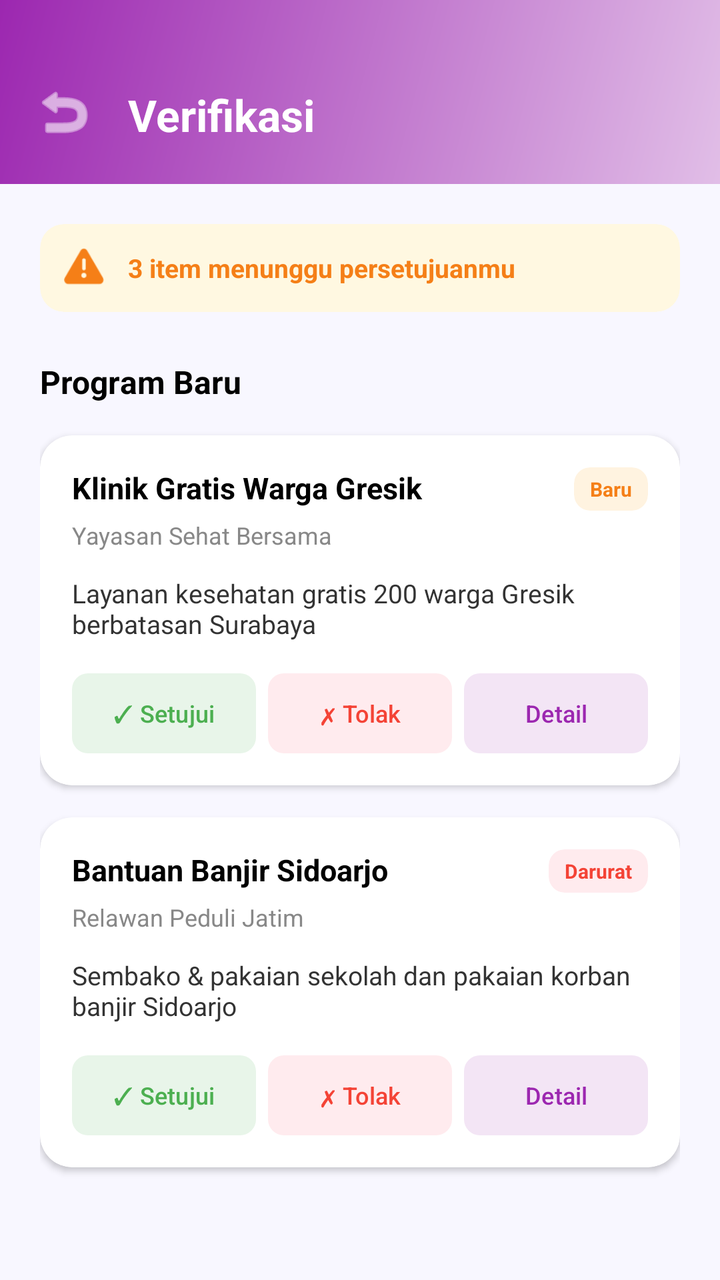
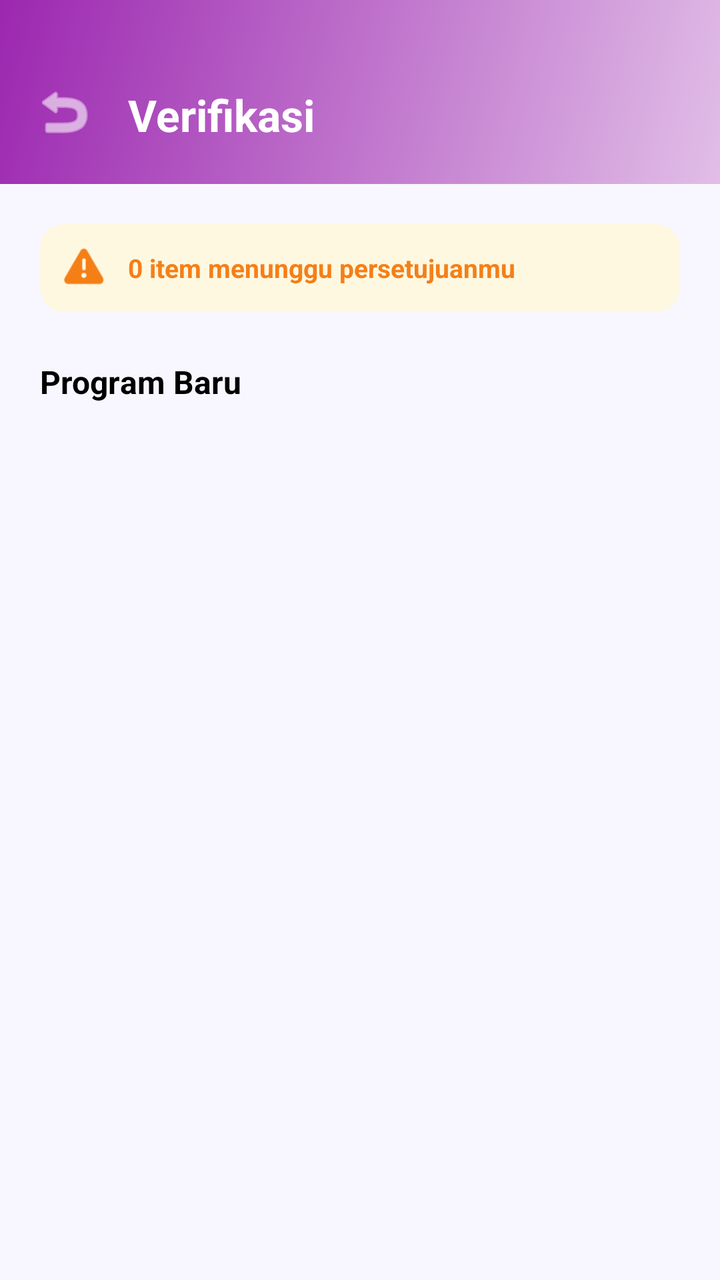

Before-and-after screenshots of an Android layout around one commit, followed by the original layout XML and the change that was made.
<!-- AndroidManifest.xml: application theme Theme.AplikasiProjekSMT4 -->
<!-- res/layout/page_verifikasi_ajuanprogram_admin.xml -->
<?xml version="1.0" encoding="utf-8"?>
<androidx.constraintlayout.widget.ConstraintLayout xmlns:android="http://schemas.android.com/apk/res/android"
    xmlns:app="http://schemas.android.com/apk/res-auto"
    xmlns:tools="http://schemas.android.com/tools"
    android:layout_width="match_parent"
    android:layout_height="match_parent"
    android:background="#F8F7FF"
    tools:ignore="HardcodedText,ContentDescription">

    
    <LinearLayout
        android:id="@+id/header"
        android:layout_width="match_parent"
        android:layout_height="wrap_content"
        android:background="@drawable/bg_gradasi_ungu"
        android:gravity="bottom"
        android:orientation="horizontal"
        android:paddingHorizontal="16dp"
        android:paddingTop="40dp"
        android:paddingBottom="20dp"
        app:layout_constraintTop_toTopOf="parent">

        <ImageButton
            android:id="@+id/btn_back"
            android:layout_width="32dp"
            android:layout_height="32dp"
            android:background="?attr/selectableItemBackgroundBorderless"
            android:scaleType="fitCenter"
            android:src="@android:drawable/ic_menu_revert"
            app:tint="#FFFFFF" />

        <TextView
            android:layout_width="wrap_content"
            android:layout_height="wrap_content"
            android:layout_marginStart="16dp"
            android:text="Verifikasi"
            android:textColor="#FFFFFF"
            android:textSize="22sp"
            android:textStyle="bold" />
    </LinearLayout>

    <ScrollView
        android:layout_width="match_parent"
        android:layout_height="0dp"
        app:layout_constraintBottom_toBottomOf="parent"
        app:layout_constraintTop_toBottomOf="@+id/header">

        <LinearLayout
            android:layout_width="match_parent"
            android:layout_height="wrap_content"
            android:orientation="vertical"
            android:padding="20dp">

            
            <androidx.cardview.widget.CardView
                android:layout_width="match_parent"
                android:layout_height="wrap_content"
                android:layout_marginBottom="24dp"
                app:cardBackgroundColor="#FFF8E1"
                app:cardCornerRadius="12dp"
                app:cardElevation="0dp">

                <LinearLayout
                    android:layout_width="match_parent"
                    android:layout_height="wrap_content"
                    android:gravity="center_vertical"
                    android:orientation="horizontal"
                    android:padding="12dp">
                    <ImageView android:layout_width="20dp" android:layout_height="20dp" android:src="@android:drawable/ic_dialog_alert" app:tint="#F57F17" />
                    <TextView android:layout_width="wrap_content" android:layout_height="wrap_content" android:layout_marginStart="12dp" android:text="3 item menunggu persetujuanmu" android:textColor="#F57F17" android:textSize="13sp" android:textStyle="bold" />
                </LinearLayout>
            </androidx.cardview.widget.CardView>

            <TextView
                android:layout_width="wrap_content"
                android:layout_height="wrap_content"
                android:layout_marginBottom="16dp"
                android:text="Program Baru"
                android:textColor="#000000"
                android:textSize="16sp"
                android:textStyle="bold" />

            
            <androidx.cardview.widget.CardView
                android:layout_width="match_parent"
                android:layout_height="wrap_content"
                android:layout_marginBottom="16dp"
                app:cardBackgroundColor="#FFFFFF"
                app:cardCornerRadius="16dp"
                app:cardElevation="2dp">

                <LinearLayout android:layout_width="match_parent" android:layout_height="wrap_content" android:orientation="vertical" android:padding="16dp">

                    
                    <LinearLayout android:layout_width="match_parent" android:layout_height="wrap_content" android:orientation="horizontal" android:gravity="top">
                        <TextView android:layout_width="0dp" android:layout_height="wrap_content" android:layout_weight="1" android:text="Klinik Gratis Warga Gresik" android:textColor="#000000" android:textSize="15sp" android:textStyle="bold" android:layout_marginEnd="8dp"/>

                        <androidx.cardview.widget.CardView android:layout_width="wrap_content" android:layout_height="wrap_content" app:cardBackgroundColor="#FFF3E0" app:cardCornerRadius="8dp" app:cardElevation="0dp">
                            <TextView android:layout_width="wrap_content" android:layout_height="wrap_content" android:paddingHorizontal="8dp" android:paddingVertical="4dp" android:text="Baru" android:textColor="#F57F17" android:textSize="10sp" android:textStyle="bold" />
                        </androidx.cardview.widget.CardView>
                    </LinearLayout>

                    <TextView android:layout_width="wrap_content" android:layout_height="wrap_content" android:layout_marginTop="4dp" android:text="Yayasan Sehat Bersama" android:textColor="#888888" android:textSize="12sp" />
                    <TextView android:layout_width="match_parent" android:layout_height="wrap_content" android:layout_marginTop="12dp" android:text="Layanan kesehatan gratis 200 warga Gresik berbatasan Surabaya" android:textColor="#333333" android:textSize="13sp" />

                    
                    <LinearLayout android:layout_width="match_parent" android:layout_height="wrap_content" android:layout_marginTop="16dp" android:orientation="horizontal" android:weightSum="3">
                        <com.google.android.material.button.MaterialButton android:layout_width="0dp" android:layout_height="40dp" android:layout_weight="1" android:layout_marginEnd="6dp" android:text="✓ Setujui" android:textColor="#4CAF50" android:textSize="12sp" android:textAllCaps="false" app:backgroundTint="#E8F5E9" app:cornerRadius="8dp" app:elevation="0dp" android:insetTop="0dp" android:insetBottom="0dp" android:minWidth="0dp" android:paddingHorizontal="0dp"/>
                        <com.google.android.material.button.MaterialButton android:layout_width="0dp" android:layout_height="40dp" android:layout_weight="1" android:layout_marginEnd="6dp" android:text="✗ Tolak" android:textColor="#F44336" android:textSize="12sp" android:textAllCaps="false" app:backgroundTint="#FFEBEE" app:cornerRadius="8dp" app:elevation="0dp" android:insetTop="0dp" android:insetBottom="0dp" android:minWidth="0dp" android:paddingHorizontal="0dp"/>
                        <com.google.android.material.button.MaterialButton android:id="@+id/btn_detail_1" android:layout_width="0dp" android:layout_height="40dp" android:layout_weight="1" android:text="Detail" android:textColor="#9C27B0" android:textSize="12sp" android:textAllCaps="false" app:backgroundTint="#F3E5F5" app:cornerRadius="8dp" app:elevation="0dp" android:insetTop="0dp" android:insetBottom="0dp" android:minWidth="0dp" android:paddingHorizontal="0dp"/>
                    </LinearLayout>
                </LinearLayout>
            </androidx.cardview.widget.CardView>

            
            <androidx.cardview.widget.CardView
                android:layout_width="match_parent"
                android:layout_height="wrap_content"
                android:layout_marginBottom="16dp"
                app:cardBackgroundColor="#FFFFFF"
                app:cardCornerRadius="16dp"
                app:cardElevation="2dp">

                <LinearLayout android:layout_width="match_parent" android:layout_height="wrap_content" android:orientation="vertical" android:padding="16dp">

                    
                    <LinearLayout android:layout_width="match_parent" android:layout_height="wrap_content" android:orientation="horizontal" android:gravity="top">
                        <TextView android:layout_width="0dp" android:layout_height="wrap_content" android:layout_weight="1" android:text="Bantuan Banjir Sidoarjo" android:textColor="#000000" android:textSize="15sp" android:textStyle="bold" android:layout_marginEnd="8dp"/>

                        <androidx.cardview.widget.CardView android:layout_width="wrap_content" android:layout_height="wrap_content" app:cardBackgroundColor="#FFEBEE" app:cardCornerRadius="8dp" app:cardElevation="0dp">
                            <TextView android:layout_width="wrap_content" android:layout_height="wrap_content" android:paddingHorizontal="8dp" android:paddingVertical="4dp" android:text="Darurat" android:textColor="#F44336" android:textSize="10sp" android:textStyle="bold" />
                        </androidx.cardview.widget.CardView>
                    </LinearLayout>

                    <TextView android:layout_width="wrap_content" android:layout_height="wrap_content" android:layout_marginTop="4dp" android:text="Relawan Peduli Jatim" android:textColor="#888888" android:textSize="12sp" />
                    <TextView android:layout_width="match_parent" android:layout_height="wrap_content" android:layout_marginTop="12dp" android:text="Sembako &amp; pakaian sekolah dan pakaian korban banjir Sidoarjo" android:textColor="#333333" android:textSize="13sp" />

                    
                    <LinearLayout android:layout_width="match_parent" android:layout_height="wrap_content" android:layout_marginTop="16dp" android:orientation="horizontal" android:weightSum="3">
                        <com.google.android.material.button.MaterialButton android:layout_width="0dp" android:layout_height="40dp" android:layout_weight="1" android:layout_marginEnd="6dp" android:text="✓ Setujui" android:textColor="#4CAF50" android:textSize="12sp" android:textAllCaps="false" app:backgroundTint="#E8F5E9" app:cornerRadius="8dp" app:elevation="0dp" android:insetTop="0dp" android:insetBottom="0dp" android:minWidth="0dp" android:paddingHorizontal="0dp"/>
                        <com.google.android.material.button.MaterialButton android:layout_width="0dp" android:layout_height="40dp" android:layout_weight="1" android:layout_marginEnd="6dp" android:text="✗ Tolak" android:textColor="#F44336" android:textSize="12sp" android:textAllCaps="false" app:backgroundTint="#FFEBEE" app:cornerRadius="8dp" app:elevation="0dp" android:insetTop="0dp" android:insetBottom="0dp" android:minWidth="0dp" android:paddingHorizontal="0dp"/>
                        <com.google.android.material.button.MaterialButton android:layout_width="0dp" android:layout_height="40dp" android:layout_weight="1" android:text="Detail" android:textColor="#9C27B0" android:textSize="12sp" android:textAllCaps="false" app:backgroundTint="#F3E5F5" app:cornerRadius="8dp" app:elevation="0dp" android:insetTop="0dp" android:insetBottom="0dp" android:minWidth="0dp" android:paddingHorizontal="0dp"/>
                    </LinearLayout>
                </LinearLayout>
            </androidx.cardview.widget.CardView>

        </LinearLayout>
    </ScrollView>
</androidx.constraintlayout.widget.ConstraintLayout>
<!-- resources referenced by this layout -->
<resources>
  <!-- drawable bg_gradasi_ungu (drawable) -->
  <?xml version="1.0" encoding="utf-8"?>
  <shape xmlns:android="http://schemas.android.com/apk/res/android">
      <gradient
          android:startColor="#9C27B0"
          android:endColor="#E1BEE7"
          android:angle="315" />
  </shape>
  <style name="Theme.AplikasiProjekSMT4" parent="Base.Theme.AplikasiProjekSMT4" />
  <style name="Base.Theme.AplikasiProjekSMT4" parent="Theme.Material3.DayNight.NoActionBar">
          <item name="colorPrimary">#9C27B0</item>
          <item name="colorPrimaryVariant">#7B1FA2</item>
          <item name="colorOnPrimary">#FFFFFF</item>
      </style>
</resources>

<!-- the commit's change to res/layout/page_verifikasi_ajuanprogram_admin.xml (unified diff, before → after) -->
@@ -67,7 +67,7 @@
                     android:orientation="horizontal"
                     android:padding="12dp">
                     <ImageView android:layout_width="20dp" android:layout_height="20dp" android:src="@android:drawable/ic_dialog_alert" app:tint="#F57F17" />
-                    <TextView android:layout_width="wrap_content" android:layout_height="wrap_content" android:layout_marginStart="12dp" android:text="3 item menunggu persetujuanmu" android:textColor="#F57F17" android:textSize="13sp" android:textStyle="bold" />
+                    <TextView android:id="@+id/tv_pending_count" android:layout_width="wrap_content" android:layout_height="wrap_content" android:layout_marginStart="12dp" android:text="0 item menunggu persetujuanmu" android:textColor="#F57F17" android:textSize="13sp" android:textStyle="bold" />
                 </LinearLayout>
             </androidx.cardview.widget.CardView>
 
@@ -80,70 +80,161 @@
                 android:textSize="16sp"
                 android:textStyle="bold" />
 
-            
-            <androidx.cardview.widget.CardView
+            <androidx.recyclerview.widget.RecyclerView
+                android:id="@+id/rv_verifikasi_program"
                 android:layout_width="match_parent"
                 android:layout_height="wrap_content"
-                android:layout_marginBottom="16dp"
-                app:cardBackgroundColor="#FFFFFF"
-                app:cardCornerRadius="16dp"
-                app:cardElevation="2dp">
-
-                <LinearLayout android:layout_width="match_parent" android:layout_height="wrap_content" android:orientation="vertical" android:padding="16dp">
-
-                    
-                    <LinearLayout android:layout_width="match_parent" android:layout_height="wrap_content" android:orientation="horizontal" android:gravity="top">
-                        <TextView android:layout_width="0dp" android:layout_height="wrap_content" android:layout_weight="1" android:text="Klinik Gratis Warga Gresik" android:textColor="#000000" android:textSize="15sp" android:textStyle="bold" android:layout_marginEnd="8dp"/>
-
-                        <androidx.cardview.widget.CardView android:layout_width="wrap_content" android:layout_height="wrap_content" app:cardBackgroundColor="#FFF3E0" app:cardCornerRadius="8dp" app:cardElevation="0dp">
-                            <TextView android:layout_width="wrap_content" android:layout_height="wrap_content" android:paddingHorizontal="8dp" android:paddingVertical="4dp" android:text="Baru" android:textColor="#F57F17" android:textSize="10sp" android:textStyle="bold" />
-                        </androidx.cardview.widget.CardView>
-                    </LinearLayout>
-
-                    <TextView android:layout_width="wrap_content" android:layout_height="wrap_content" android:layout_marginTop="4dp" android:text="Yayasan Sehat Bersama" android:textColor="#888888" android:textSize="12sp" />
-                    <TextView android:layout_width="match_parent" android:layout_height="wrap_content" android:layout_marginTop="12dp" android:text="Layanan kesehatan gratis 200 warga Gresik berbatasan Surabaya" android:textColor="#333333" android:textSize="13sp" />
-
-                    
-                    <LinearLayout android:layout_width="match_parent" android:layout_height="wrap_content" android:layout_marginTop="16dp" android:orientation="horizontal" android:weightSum="3">
-                        <com.google.android.material.button.MaterialButton android:layout_width="0dp" android:layout_height="40dp" android:layout_weight="1" android:layout_marginEnd="6dp" android:text="✓ Setujui" android:textColor="#4CAF50" android:textSize="12sp" android:textAllCaps="false" app:backgroundTint="#E8F5E9" app:cornerRadius="8dp" app:elevation="0dp" android:insetTop="0dp" android:insetBottom="0dp" android:minWidth="0dp" android:paddingHorizontal="0dp"/>
-                        <com.google.android.material.button.MaterialButton android:layout_width="0dp" android:layout_height="40dp" android:layout_weight="1" android:layout_marginEnd="6dp" android:text="✗ Tolak" android:textColor="#F44336" android:textSize="12sp" android:textAllCaps="false" app:backgroundTint="#FFEBEE" app:cornerRadius="8dp" app:elevation="0dp" android:insetTop="0dp" android:insetBottom="0dp" android:minWidth="0dp" android:paddingHorizontal="0dp"/>
-                        <com.google.android.material.button.MaterialButton android:id="@+id/btn_detail_1" android:layout_width="0dp" android:layout_height="40dp" android:layout_weight="1" android:text="Detail" android:textColor="#9C27B0" android:textSize="12sp" android:textAllCaps="false" app:backgroundTint="#F3E5F5" app:cornerRadius="8dp" app:elevation="0dp" android:insetTop="0dp" android:insetBottom="0dp" android:minWidth="0dp" android:paddingHorizontal="0dp"/>
-                    </LinearLayout>
-                </LinearLayout>
-            </androidx.cardview.widget.CardView>
-
-            
-            <androidx.cardview.widget.CardView
+                android:nestedScrollingEnabled="false"
+                tools:listitem="@layout/item_verifikasi_program" />
+
+            <TextView
+                android:id="@+id/tv_empty_state"
                 android:layout_width="match_parent"
                 android:layout_height="wrap_content"
-                android:layout_marginBottom="16dp"
-                app:cardBackgroundColor="#FFFFFF"
-                app:cardCornerRadius="16dp"
-                app:cardElevation="2dp">
-
-                <LinearLayout android:layout_width="match_parent" android:layout_height="wrap_content" android:orientation="vertical" android:padding="16dp">
-
-                    
-                    <LinearLayout android:layout_width="match_parent" android:layout_height="wrap_content" android:orientation="horizontal" android:gravity="top">
-                        <TextView android:layout_width="0dp" android:layout_height="wrap_content" android:layout_weight="1" android:text="Bantuan Banjir Sidoarjo" android:textColor="#000000" android:textSize="15sp" android:textStyle="bold" android:layout_marginEnd="8dp"/>
-
-                        <androidx.cardview.widget.CardView android:layout_width="wrap_content" android:layout_height="wrap_content" app:cardBackgroundColor="#FFEBEE" app:cardCornerRadius="8dp" app:cardElevation="0dp">
-                            <TextView android:layout_width="wrap_content" android:layout_height="wrap_content" android:paddingHorizontal="8dp" android:paddingVertical="4dp" android:text="Darurat" android:textColor="#F44336" android:textSize="10sp" android:textStyle="bold" />
-                        </androidx.cardview.widget.CardView>
-                    </LinearLayout>
-
-                    <TextView android:layout_width="wrap_content" android:layout_height="wrap_content" android:layout_marginTop="4dp" android:text="Relawan Peduli Jatim" android:textColor="#888888" android:textSize="12sp" />
-                    <TextView android:layout_width="match_parent" android:layout_height="wrap_content" android:layout_marginTop="12dp" android:text="Sembako &amp; pakaian sekolah dan pakaian korban banjir Sidoarjo" android:textColor="#333333" android:textSize="13sp" />
-
-                    
-                    <LinearLayout android:layout_width="match_parent" android:layout_height="wrap_content" android:layout_marginTop="16dp" android:orientation="horizontal" android:weightSum="3">
-                        <com.google.android.material.button.MaterialButton android:layout_width="0dp" android:layout_height="40dp" android:layout_weight="1" android:layout_marginEnd="6dp" android:text="✓ Setujui" android:textColor="#4CAF50" android:textSize="12sp" android:textAllCaps="false" app:backgroundTint="#E8F5E9" app:cornerRadius="8dp" app:elevation="0dp" android:insetTop="0dp" android:insetBottom="0dp" android:minWidth="0dp" android:paddingHorizontal="0dp"/>
-                        <com.google.android.material.button.MaterialButton android:layout_width="0dp" android:layout_height="40dp" android:layout_weight="1" android:layout_marginEnd="6dp" android:text="✗ Tolak" android:textColor="#F44336" android:textSize="12sp" android:textAllCaps="false" app:backgroundTint="#FFEBEE" app:cornerRadius="8dp" app:elevation="0dp" android:insetTop="0dp" android:insetBottom="0dp" android:minWidth="0dp" android:paddingHorizontal="0dp"/>
-                        <com.google.android.material.button.MaterialButton android:layout_width="0dp" android:layout_height="40dp" android:layout_weight="1" android:text="Detail" android:textColor="#9C27B0" android:textSize="12sp" android:textAllCaps="false" app:backgroundTint="#F3E5F5" app:cornerRadius="8dp" app:elevation="0dp" android:insetTop="0dp" android:insetBottom="0dp" android:minWidth="0dp" android:paddingHorizontal="0dp"/>
-                    </LinearLayout>
-                </LinearLayout>
-            </androidx.cardview.widget.CardView>
+                android:gravity="center"
+                android:padding="20dp"
+                android:text="Tidak ada pengajuan program baru"
+                android:textColor="#888888"
+                android:visibility="gone" />
+
 
         </LinearLayout>
     </ScrollView>
 </androidx.constraintlayout.widget.ConstraintLayout>
+<!-- res/layout/item_verifikasi_program.xml (included above) -->
+<?xml version="1.0" encoding="utf-8"?>
+<androidx.cardview.widget.CardView xmlns:android="http://schemas.android.com/apk/res/android"
+    xmlns:app="http://schemas.android.com/apk/res-auto"
+    android:layout_width="match_parent"
+    android:layout_height="wrap_content"
+    android:layout_marginBottom="16dp"
+    app:cardBackgroundColor="#FFFFFF"
+    app:cardCornerRadius="16dp"
+    app:cardElevation="2dp">
+
+    <LinearLayout
+        android:layout_width="match_parent"
+        android:layout_height="wrap_content"
+        android:orientation="vertical"
+        android:padding="16dp">
+
+        <LinearLayout
+            android:layout_width="match_parent"
+            android:layout_height="wrap_content"
+            android:gravity="top"
+            android:orientation="horizontal">
+
+            <TextView
+                android:id="@+id/tv_nama_program"
+                android:layout_width="0dp"
+                android:layout_height="wrap_content"
+                android:layout_marginEnd="8dp"
+                android:layout_weight="1"
+                android:text="Nama Program"
+                android:textColor="#000000"
+                android:textSize="15sp"
+                android:textStyle="bold" />
+
+            <androidx.cardview.widget.CardView
+                android:id="@+id/card_tag"
+                android:layout_width="wrap_content"
+                android:layout_height="wrap_content"
+                app:cardBackgroundColor="#FFF3E0"
+                app:cardCornerRadius="8dp"
+                app:cardElevation="0dp">
+
+                <TextView
+                    android:id="@+id/tv_tag"
+                    android:layout_width="wrap_content"
+                    android:layout_height="wrap_content"
+                    android:paddingHorizontal="8dp"
+                    android:paddingVertical="4dp"
+                    android:text="Baru"
+                    android:textColor="#F57F17"
+                    android:textSize="10sp"
+                    android:textStyle="bold" />
+            </androidx.cardview.widget.CardView>
+        </LinearLayout>
+
+        <TextView
+            android:id="@+id/tv_organisasi"
+            android:layout_width="wrap_content"
+            android:layout_height="wrap_content"
+            android:layout_marginTop="4dp"
+            android:text="Nama Organisasi"
+            android:textColor="#888888"
+            android:textSize="12sp" />
+
+        <TextView
+            android:id="@+id/tv_deskripsi"
+            android:layout_width="match_parent"
+            android:layout_height="wrap_content"
+            android:layout_marginTop="12dp"
+            android:ellipsize="end"
+            android:maxLines="2"
+            android:text="Deskripsi program akan muncul di sini..."
+            android:textColor="#333333"
+            android:textSize="13sp" />
+
+        <LinearLayout
+            android:layout_width="match_parent"
+            android:layout_height="wrap_content"
+            android:layout_marginTop="16dp"
+            android:orientation="horizontal"
+            android:weightSum="3">
+
+            <com.google.android.material.button.MaterialButton
+                android:id="@+id/btn_setujui"
+                android:layout_width="0dp"
+                android:layout_height="40dp"
+                android:layout_marginEnd="6dp"
+                android:layout_weight="1"
+                android:insetTop="0dp"
+                android:insetBottom="0dp"
+                android:minWidth="0dp"
+                android:paddingHorizontal="0dp"
+                android:text="✓ Setujui"
+                android:textAllCaps="false"
+                android:textColor="#4CAF50"
+                android:textSize="12sp"
+                app:backgroundTint="#E8F5E9"
+                app:cornerRadius="8dp"
+                app:elevation="0dp" />
+
+            <com.google.android.material.button.MaterialButton
+                android:id="@+id/btn_tolak"
+                android:layout_width="0dp"
+                android:layout_height="40dp"
+                android:layout_marginEnd="6dp"
+                android:layout_weight="1"
+                android:insetTop="0dp"
+                android:insetBottom="0dp"
+                android:minWidth="0dp"
+                android:paddingHorizontal="0dp"
+                android:text="✗ Tolak"
+                android:textAllCaps="false"
+                android:textColor="#F44336"
+                android:textSize="12sp"
+                app:backgroundTint="#FFEBEE"
+                app:cornerRadius="8dp"
+                app:elevation="0dp" />
+
+            <com.google.android.material.button.MaterialButton
+                android:id="@+id/btn_detail"
+                android:layout_width="0dp"
+                android:layout_height="40dp"
+                android:layout_weight="1"
+                android:insetTop="0dp"
+                android:insetBottom="0dp"
+                android:minWidth="0dp"
+                android:paddingHorizontal="0dp"
+                android:text="Detail"
+                android:textAllCaps="false"
+                android:textColor="#9C27B0"
+                android:textSize="12sp"
+                app:backgroundTint="#F3E5F5"
+                app:cornerRadius="8dp"
+                app:elevation="0dp" />
+        </LinearLayout>
+    </LinearLayout>
+</androidx.cardview.widget.CardView>
